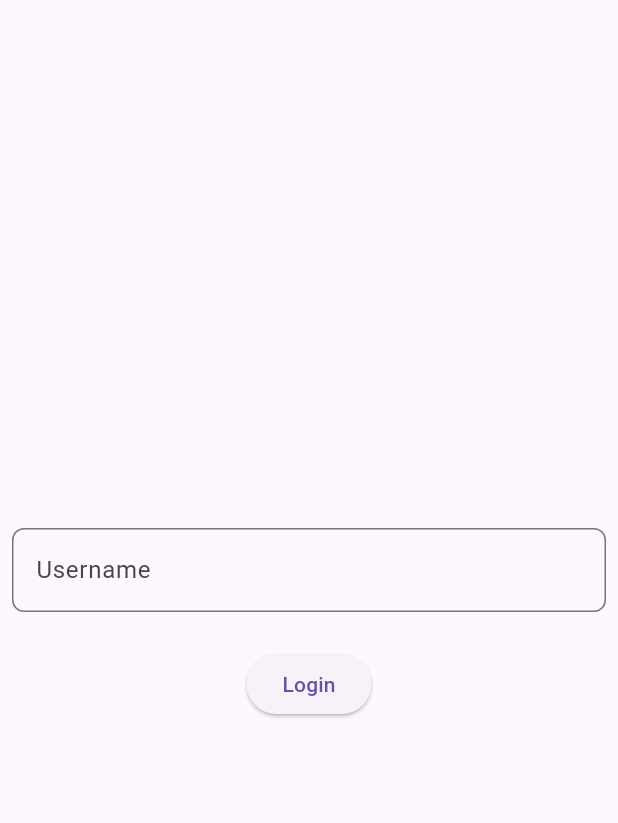
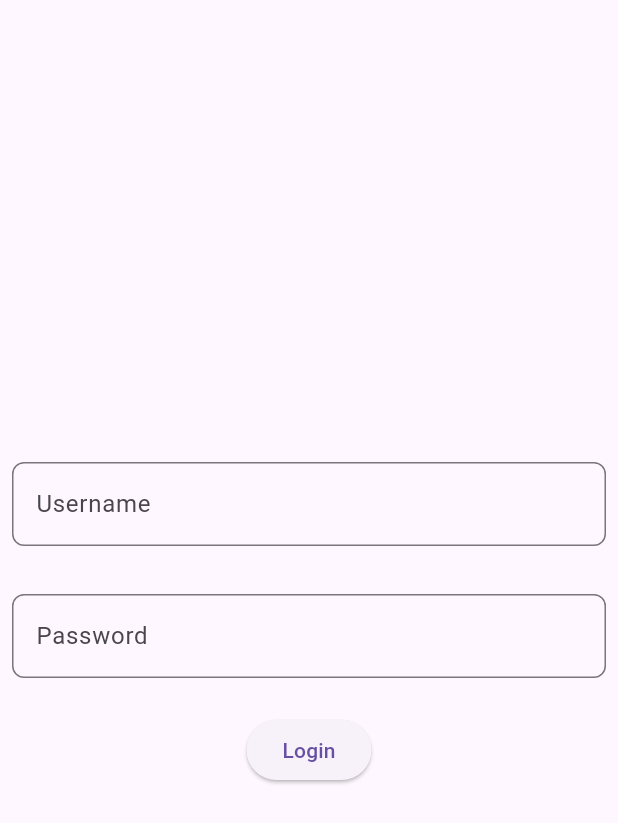
Before and after one commit to sobrinojulian/flutter, a Flutter app: the screen it shows after launch, on a phone screen of 412 x 824 dp. Shown: the top 823 px of the screen. Run offline on Flutter 3.47's test engine with Material 3 defaults, Android fonts, the phone set to English and light mode, and no system bars; our stand-ins replace go_router.

Commit message:
add password TextField

```diff
--- a/login/lib/screens/login_screen.dart
+++ b/login/lib/screens/login_screen.dart
@@ -17,6 +17,7 @@ class LoginScreen extends StatelessWidget {
 
 class _LoginView extends StatelessWidget {
   final TextEditingController _usernameController = TextEditingController();
+  final TextEditingController _passwordController = TextEditingController();
   _LoginView();
 
   @override
@@ -39,6 +40,22 @@ class _LoginView extends StatelessWidget {
           ),
         ),
         const SizedBox(height: 16),
+        Padding(
+          padding: const EdgeInsets.all(8.0),
+          child: TextField(
+            controller: _passwordController,
+            obscureText: true, // This hides the entered text
+            decoration: const InputDecoration(
+              hintText: 'Password',
+              border: OutlineInputBorder(
+                borderRadius: BorderRadius.all(
+                  Radius.circular(8),
+                ),
+              ),
+            ),
+          ),
+        ),
+        const SizedBox(height: 16),
         ElevatedButton(
           onPressed: () {
             context.pushNamed(HomeScreen.name, extra: _usernameController.text);
```
